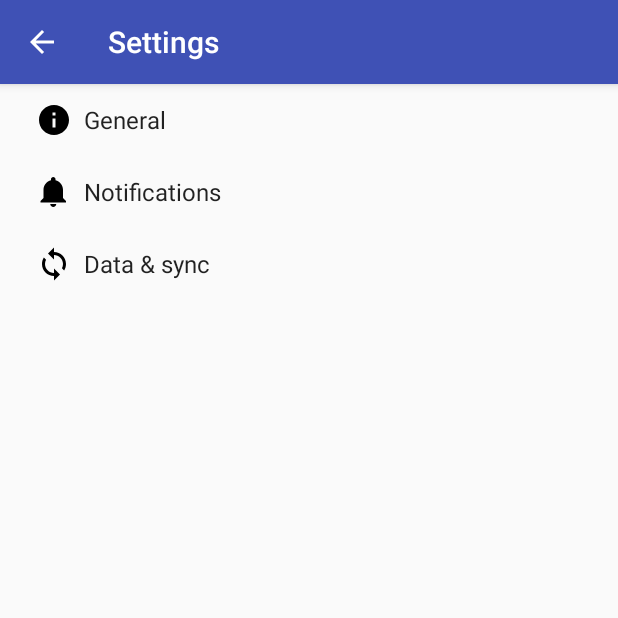
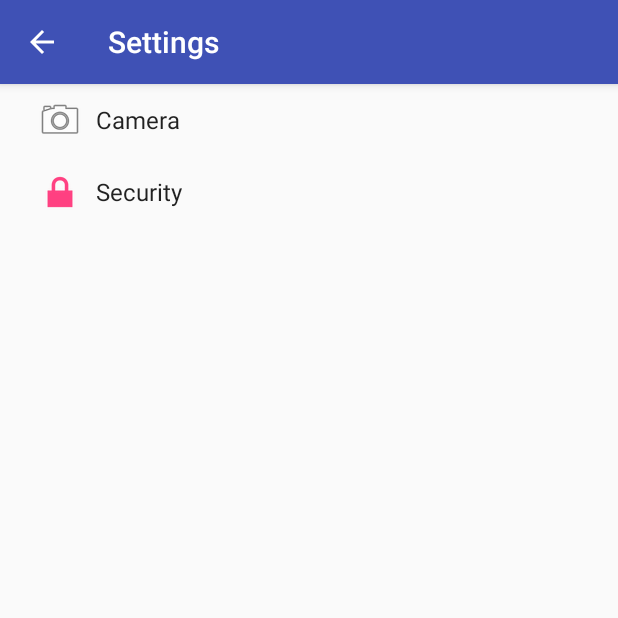
Before and after one commit to TomHartogs/StudioSurprise, an Android app: the SettingsActivity screen opened directly, with no data from a screen before it, on a phone screen of 412 x 824 dp, the top half of it. Run offline under Robolectric (Android 15) with nearby library versions, the phone set to English and light mode, and no system bars.

Commit message:
Change header files settings

```diff
--- a/app/src/main/res/xml/pref_headers.xml
+++ b/app/src/main/res/xml/pref_headers.xml
@@ -3,18 +3,13 @@
     <!-- These settings headers are only used on tablets. -->
 
     <header
-        android:fragment="com.example.tomha.videorecorder.SettingsActivity$GeneralPreferenceFragment"
-        android:icon="@drawable/ic_info_black_24dp"
-        android:title="@string/pref_header_general" />
+        android:fragment="com.example.tomha.videorecorder.Preferences.SettingsActivity$CameraPreferenceFragment"
+        android:icon="@android:drawable/ic_menu_camera"
+        android:title="@string/pref_header_camera" />
 
     <header
-        android:fragment="com.example.tomha.videorecorder.SettingsActivity$NotificationPreferenceFragment"
-        android:icon="@drawable/ic_notifications_black_24dp"
-        android:title="@string/pref_header_notifications" />
-
-    <header
-        android:fragment="com.example.tomha.videorecorder.SettingsActivity$DataSyncPreferenceFragment"
-        android:icon="@drawable/ic_sync_black_24dp"
-        android:title="@string/pref_header_data_sync" />
+        android:fragment="com.example.tomha.videorecorder.Preferences.SettingsActivity$SecurityPreferenceFragment"
+        android:icon="@android:drawable/ic_lock_lock"
+        android:title="@string/pref_header_security" />
 
 </preference-headers>
```
